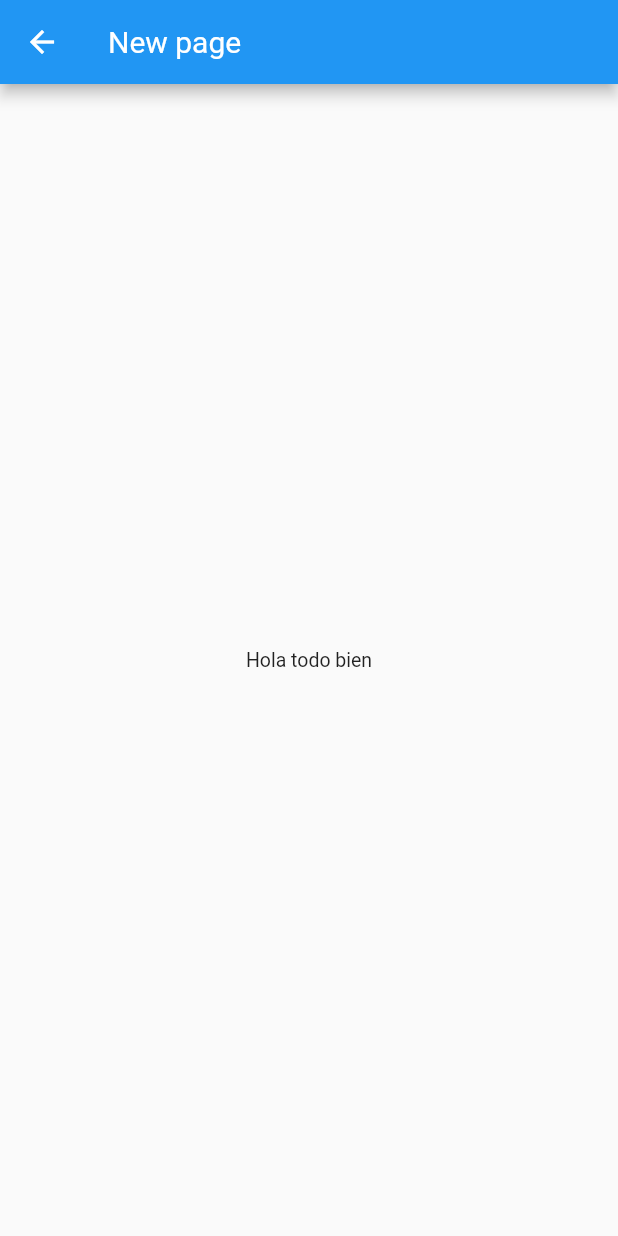
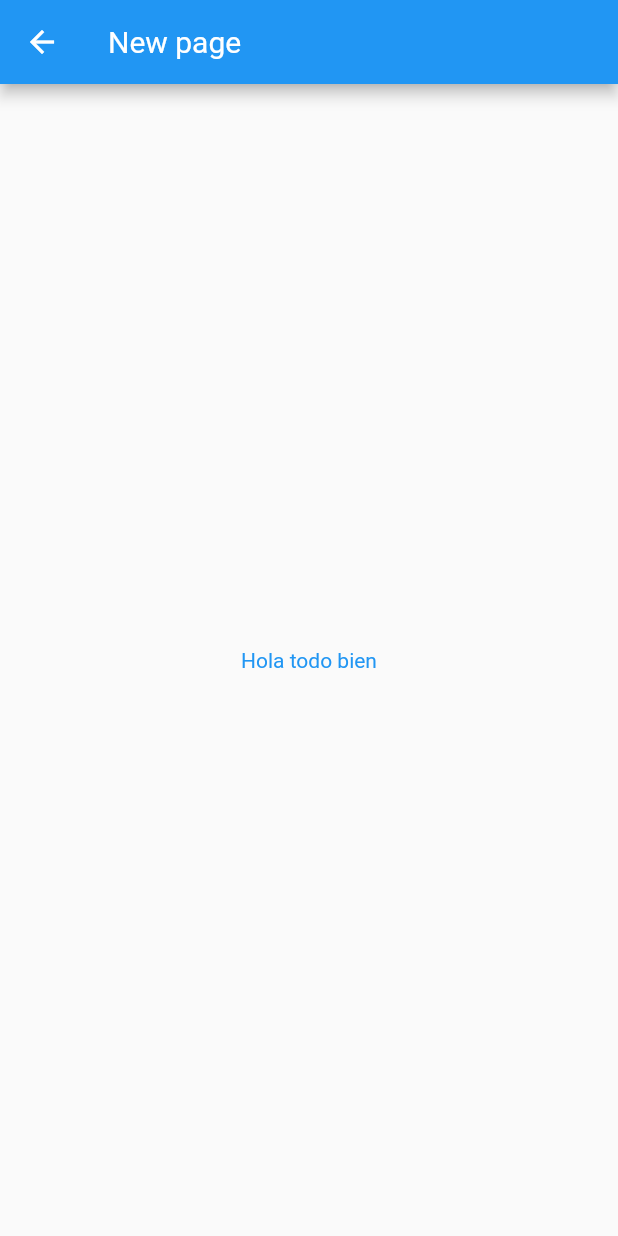
Before and after one commit to Schrei01/FlutterApp, a Flutter app: the screen it shows after launch, after a tap on "View All", on a phone screen of 412 x 824 dp. Run offline on Flutter 3.47's test engine with Material 2 defaults, Android fonts, the phone set to English and light mode, and no system bars.

Commit message:
Se crean nuevas páginas

```diff
--- a/flutter_app/lib/app.dart
+++ b/flutter_app/lib/app.dart
@@ -1,12 +1,36 @@
 import 'package:flutter/material.dart';
+import 'package:flutter_app/config/app_routes.dart';
 import 'package:flutter_app/design/themes.dart';
+import 'package:flutter_app/models/user.dart';
 import 'package:flutter_app/pages/home_page.dart';
+import 'package:flutter_app/pages/new_page.dart';
+import 'package:flutter_app/pages/other_page.dart';
 
 class App extends StatelessWidget {
   const App({super.key});
 
   @override
   Widget build(BuildContext context) {
-    return MaterialApp(theme: AppThemes.defaultTheme, home: const HomePage());
+    return MaterialApp(
+      theme: AppThemes.defaultTheme,
+      // routes: {
+      //   AppRoutes.newPage: (context) => const NewPage(),
+      //   AppRoutes.otherPage: (context) => const OtherPage(),
+      //   AppRoutes.home: (context) => const HomePage(),
+      // },
+      onGenerateRoute: (settings) {
+        switch (settings.name) {
+          case AppRoutes.newPage:
+            return MaterialPageRoute(builder: (context) => NewPage());
+
+          case AppRoutes.otherPage:
+            return MaterialPageRoute(
+                builder: (context) =>
+                    OtherPage(userData: settings.arguments as User));
+          default:
+            return MaterialPageRoute(builder: (context) => HomePage());
+        }
+      },
+    );
   }
 }
--- /dev/null
+++ b/flutter_app/lib/config/app_routes.dart
@@ -0,0 +1,6 @@
+class AppRoutes {
+  AppRoutes._();
+  static const String home = '/';
+  static const String newPage = 'new-page';
+  static const String otherPage = 'other-page';
+}
--- /dev/null
+++ b/flutter_app/lib/models/user.dart
@@ -0,0 +1,6 @@
+class User {
+  final String name;
+  final int age;
+
+  User({required this.name, required this.age});
+}
--- a/flutter_app/lib/pages/home_page.dart
+++ b/flutter_app/lib/pages/home_page.dart
@@ -1,7 +1,7 @@
 import 'package:flutter/material.dart';
+import 'package:flutter_app/config/app_routes.dart';
 import 'package:flutter_app/design/color.dart';
 import 'package:flutter_app/design/radius.dart';
-import 'package:flutter_app/pages/new_page.dart';
 import 'package:flutter_app/widgets/custom_money_display.dart';
 import 'package:flutter_app/widgets/home_app_title.dart';
 import 'package:flutter_app/widgets/summary_card.dart';
@@ -194,8 +194,7 @@ class CategoriesWidget extends StatelessWidget {
                 color: Color.fromRGBO(53, 97, 254, 1)),
           ),
           onPressed: () {
-            Navigator.of(context)
-                .push(MaterialPageRoute(builder: (context) => const NewPage()));
+            Navigator.of(context).pushNamed(AppRoutes.newPage);
           },
         ),
         const ProductDetailCard(
--- a/flutter_app/lib/pages/new_page.dart
+++ b/flutter_app/lib/pages/new_page.dart
@@ -1,16 +1,23 @@
 import 'package:flutter/material.dart';
+import 'package:flutter_app/config/app_routes.dart';
+import 'package:flutter_app/models/user.dart';
 
 class NewPage extends StatelessWidget {
   const NewPage({super.key});
 
   @override
   Widget build(BuildContext context) {
+    final userData = User(name: 'Alejo', age: 33);
     return Scaffold(
       appBar: AppBar(
         title: const Text('New page'),
       ),
-      body: const Center(
-        child: Text('Hola todo bien'),
+      body: Center(
+        child: TextButton(
+          child: const Text('Hola todo bien'),
+          onPressed: () => Navigator.of(context)
+              .pushReplacementNamed(AppRoutes.otherPage, arguments: userData),
+        ),
       ),
     );
   }
```
Also changed, not shown: flutter_app/lib/pages/other_page.dart (added, +22 -0 lines).
